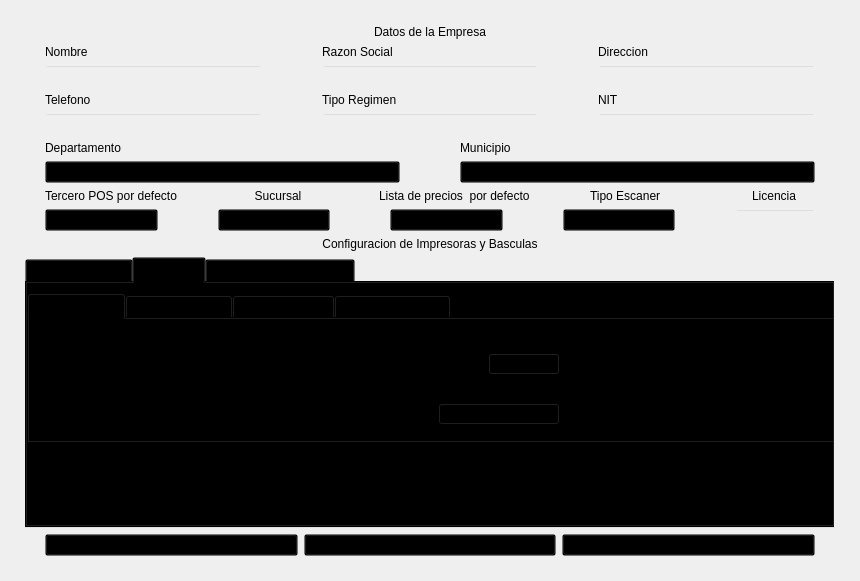
This is gui/uis/pages/main_pages.ui in SGC-Byteco/SGC as Qt 5 draws it before an edit. The edited form follows.
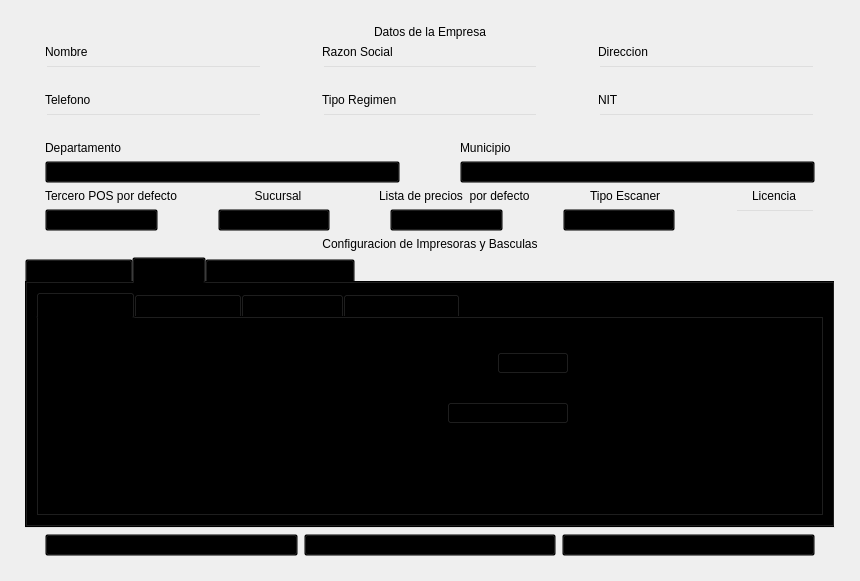
This is the edited form. The open tabs and pages were chosen to show the change.

Commit message: Actualizacion pagina empresa

```diff
--- a/gui/uis/pages/main_pages.ui
+++ b/gui/uis/pages/main_pages.ui
@@ -818,15 +818,9 @@
               <attribute name="title">
                <string>Basculas</string>
               </attribute>
+              <layout class="QVBoxLayout" name="verticalLayout_10">
+               <item>
               <widget class="QTabWidget" name="configuraciones_basculas">
-               <property name="geometry">
-                <rect>
-                 <x>0</x>
-                 <y>10</y>
-                 <width>821</width>
-                 <height>151</height>
-                </rect>
-               </property>
                <property name="styleSheet">
                 <string notr="true">background-color: transparent;</string>
                </property>
@@ -1169,6 +1163,8 @@
                 </widget>
                </widget>
               </widget>
+               </item>
+              </layout>
              </widget>
              <widget class="QWidget" name="facturacion_electronica">
               <attribute name="title">
```
Left out of the diff: 2 changed lines with no effect on the pictures. Lines whose indentation alone changed are shown as unchanged. The commit also changes 2 other files.
